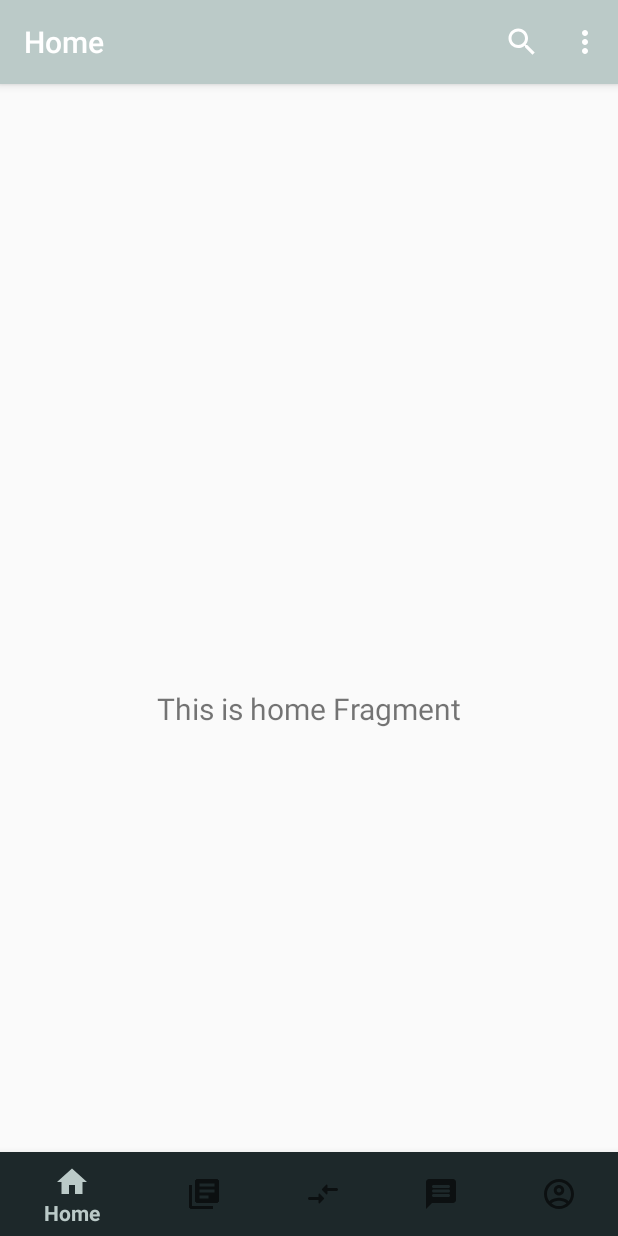
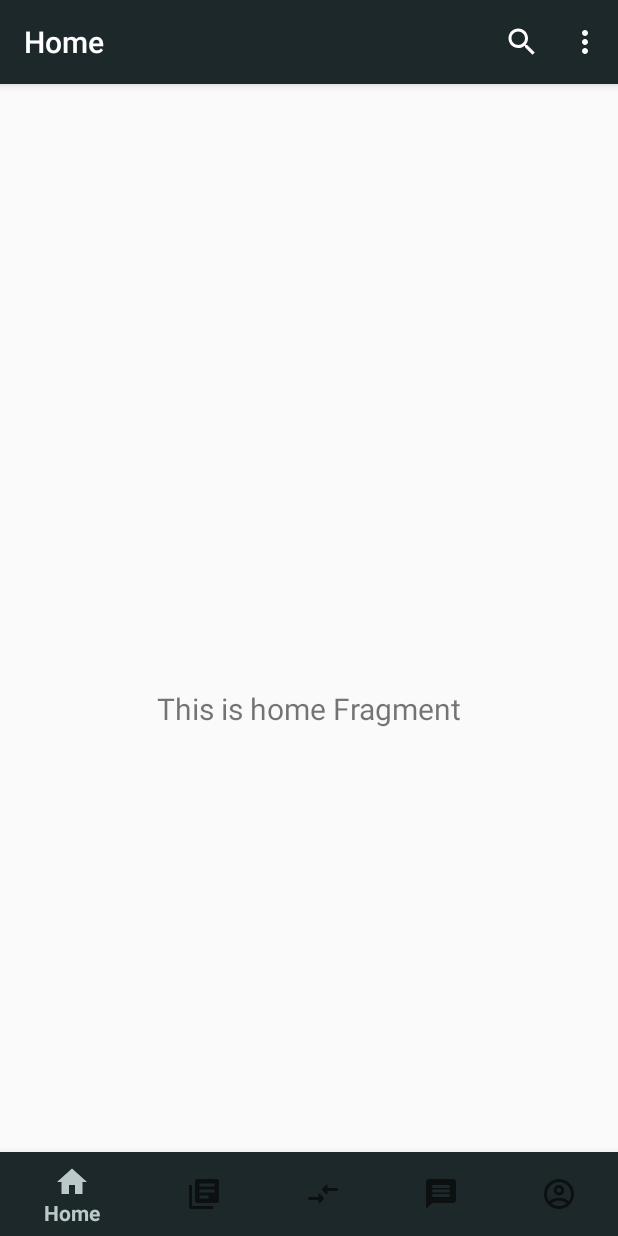
Before and after one commit to HeranSemere/BookHub, an Android app: the MainActivity screen opened directly, with no data from a screen before it, on a phone screen of 412 x 824 dp. Run offline under Robolectric (Android 15) with nearby library versions, the phone set to English and light mode, and no system bars; our stand-ins replace navigation-ui.

Commit message:
Bar color changed

```diff
--- a/app/src/main/java/com/binaryninja/readerhub/MainActivity.kt
+++ b/app/src/main/java/com/binaryninja/readerhub/MainActivity.kt
@@ -1,9 +1,8 @@
 package com.binaryninja.readerhub
 
+import android.graphics.drawable.ColorDrawable
 import android.os.Bundle
 import android.view.Menu
-import android.view.MenuItem
-import android.widget.Toast
 import androidx.appcompat.app.ActionBar
 import androidx.appcompat.app.AppCompatActivity
 import androidx.navigation.findNavController
@@ -12,11 +11,15 @@ import androidx.navigation.ui.setupActionBarWithNavController
 import androidx.navigation.ui.setupWithNavController
 import com.google.android.material.bottomnavigation.BottomNavigationView
 
+
 class MainActivity : AppCompatActivity() {
 
     override fun onCreate(savedInstanceState: Bundle?) {
         super.onCreate(savedInstanceState)
         setContentView(R.layout.activity_main)
+
+
+        supportActionBar?.setBackgroundDrawable(ColorDrawable(resources.getColor(R.color.bar_color)))
 
        /* val actionBar: ActionBar? = supportActionBar
         supportActionBar?.setDisplayShowHomeEnabled(true)
--- a/app/src/main/res/values/colors.xml
+++ b/app/src/main/res/values/colors.xml
@@ -1,7 +1,7 @@
 <?xml version="1.0" encoding="utf-8"?>
 <resources>
     <color name="colorPrimary">#BBCAC8</color>
-    <color name="colorPrimaryDark">#3700B3</color>
+    <color name="colorPrimaryDark">#111111</color>
     <color name="colorAccent">#03DAC5</color>
     <color name="white">#fff</color>
     <color name="bar_color">#1D282A</color>
--- a/app/src/main/res/values/styles.xml
+++ b/app/src/main/res/values/styles.xml
@@ -5,8 +5,10 @@
         <item name="colorPrimary">@color/colorPrimary</item>
         <item name="colorPrimaryDark">@color/colorPrimaryDark</item>
         <item name="colorAccent">@color/colorAccent</item>
+
     </style>
     <style name="WizardTheme" parent="AppTheme">
+        <item name="android:windowFullscreen">true</item>
         <item name="windowActionBar">false</item>
         <item name="android:windowActionBar">false</item>
         <item name="android:windowNoTitle">true</item>
@@ -15,7 +17,5 @@
 
 
 
-    <style name="ToolBarTheme" parent="ThemeOverlay.AppCompat.ActionBar">
-        <item name="android:tint">@color/bar_color</item>
-    </style>
+
 </resources>
```
